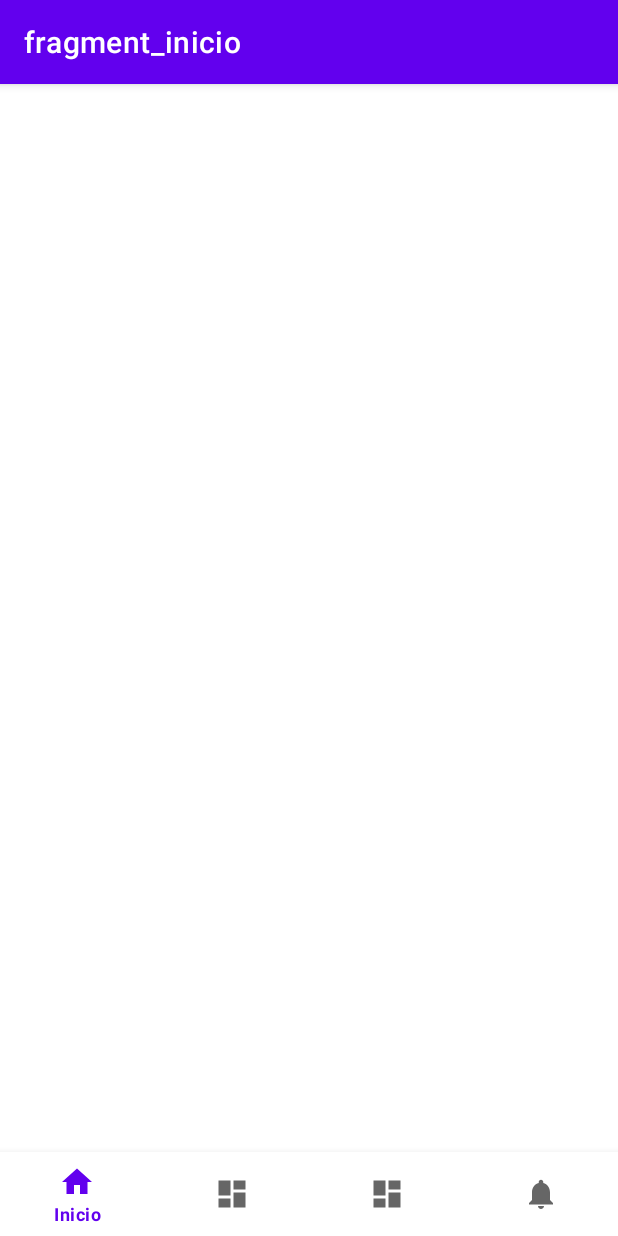
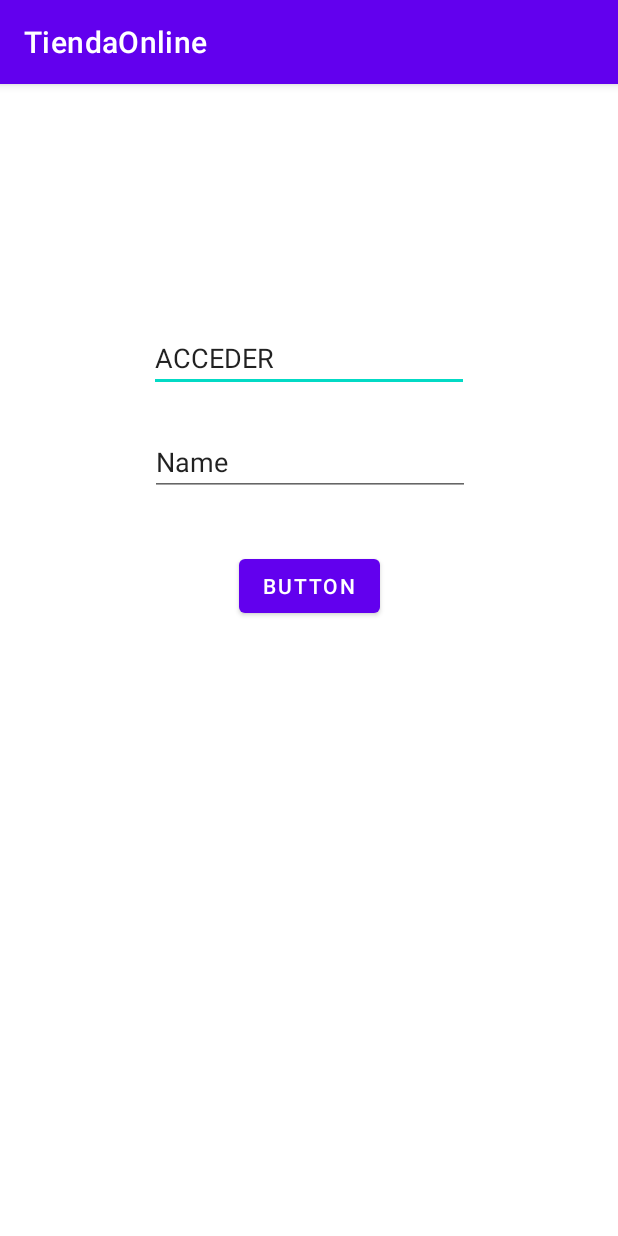
Before and after one commit to wrosado24/shop-online-android, an Android app: the screen it shows after launch (MainActivity before the commit, Login after it), on a phone screen of 412 x 824 dp. Run offline under Robolectric (Android 15) with nearby library versions, the phone set to English and light mode, and no system bars; our stand-ins replace Volley, navigation-ui; network calls fail.

Commit message:
login y registro listo

```diff
--- a/app/src/main/AndroidManifest.xml
+++ b/app/src/main/AndroidManifest.xml
@@ -11,6 +11,12 @@
         android:roundIcon="@mipmap/ic_launcher_round"
         android:supportsRtl="true"
         android:theme="@style/Theme.TiendaOnline">
+        <activity
+            android:name=".Registro"
+            android:exported="false" />
+        <activity
+            android:name=".Login"
+            android:exported="false" />
         <activity
             android:name=".DetalleProducto"
             android:exported="false" />
--- a/app/src/main/java/com/example/tiendaonline/InicioFragment.java
+++ b/app/src/main/java/com/example/tiendaonline/InicioFragment.java
@@ -1,5 +1,8 @@
 package com.example.tiendaonline;
 
+import android.content.Context;
+import android.content.Intent;
+import android.content.SharedPreferences;
 import android.os.Bundle;
 
 import androidx.fragment.app.Fragment;
@@ -73,6 +76,10 @@ public class InicioFragment extends Fragment {
     }
 
     void listarProductos(){
+        if(obtenerIdUsuario() == 0){
+            Intent it = new Intent(getActivity(), Login.class);
+            getContext().startActivity(it);
+        }
         String enlace = URL;
         productos = new ArrayList<>();
         jrq = new JsonObjectRequest(Request.Method.GET, enlace, null, new Response.Listener<JSONObject>() {
@@ -114,6 +121,17 @@ public class InicioFragment extends Fragment {
         cola.add(jrq);
     }
 
+    public int obtenerIdUsuario(){
+        SharedPreferences preferences = getContext().getSharedPreferences("credenciales", Context.MODE_PRIVATE);
+        return preferences.getInt("id", 0);
+
+    }
+
+    public void eliminarPreferencias(){
+        SharedPreferences.Editor editor = getContext().getSharedPreferences("credenciales", Context.MODE_PRIVATE).edit();
+        editor.clear().apply();
+    }
+
 
 
 }
--- /dev/null
+++ b/app/src/main/res/layout/activity_login.xml
@@ -0,0 +1,44 @@
+<?xml version="1.0" encoding="utf-8"?>
+<androidx.constraintlayout.widget.ConstraintLayout xmlns:android="http://schemas.android.com/apk/res/android"
+    xmlns:app="http://schemas.android.com/apk/res-auto"
+    xmlns:tools="http://schemas.android.com/tools"
+    android:layout_width="match_parent"
+    android:layout_height="match_parent"
+    tools:context=".Login">
+
+    <EditText
+        android:id="@+id/txtLoginCorreo"
+        android:layout_width="wrap_content"
+        android:layout_height="wrap_content"
+        android:layout_marginTop="160dp"
+        android:ems="10"
+        android:inputType="textPersonName"
+        android:text="ACCEDER"
+        app:layout_constraintEnd_toEndOf="parent"
+        app:layout_constraintStart_toStartOf="parent"
+        app:layout_constraintTop_toTopOf="parent" />
+
+    <EditText
+        android:id="@+id/txtLoginContrasena"
+        android:layout_width="wrap_content"
+        android:layout_height="wrap_content"
+        android:layout_marginTop="24dp"
+        android:ems="10"
+        android:inputType="textPersonName"
+        android:text="Name"
+        app:layout_constraintEnd_toEndOf="parent"
+        app:layout_constraintHorizontal_bias="0.502"
+        app:layout_constraintStart_toStartOf="parent"
+        app:layout_constraintTop_toBottomOf="@+id/txtLoginCorreo" />
+
+    <Button
+        android:id="@+id/button"
+        android:layout_width="wrap_content"
+        android:layout_height="wrap_content"
+        android:layout_marginTop="36dp"
+        android:onClick="login"
+        android:text="Button"
+        app:layout_constraintEnd_toEndOf="parent"
+        app:layout_constraintStart_toStartOf="parent"
+        app:layout_constraintTop_toBottomOf="@+id/txtLoginContrasena" />
+</androidx.constraintlayout.widget.ConstraintLayout>
```
Also changed, not shown: app/src/main/java/com/example/tiendaonline/Login.java (added, +102 -0 lines), app/src/main/java/com/example/tiendaonline/Registro.java (added, +75 -0 lines), app/src/main/java/com/example/tiendaonline/model/Logueo.java (added, +54 -0 lines), app/src/main/res/layout/activity_registro.xml (added, +69 -0 lines).
